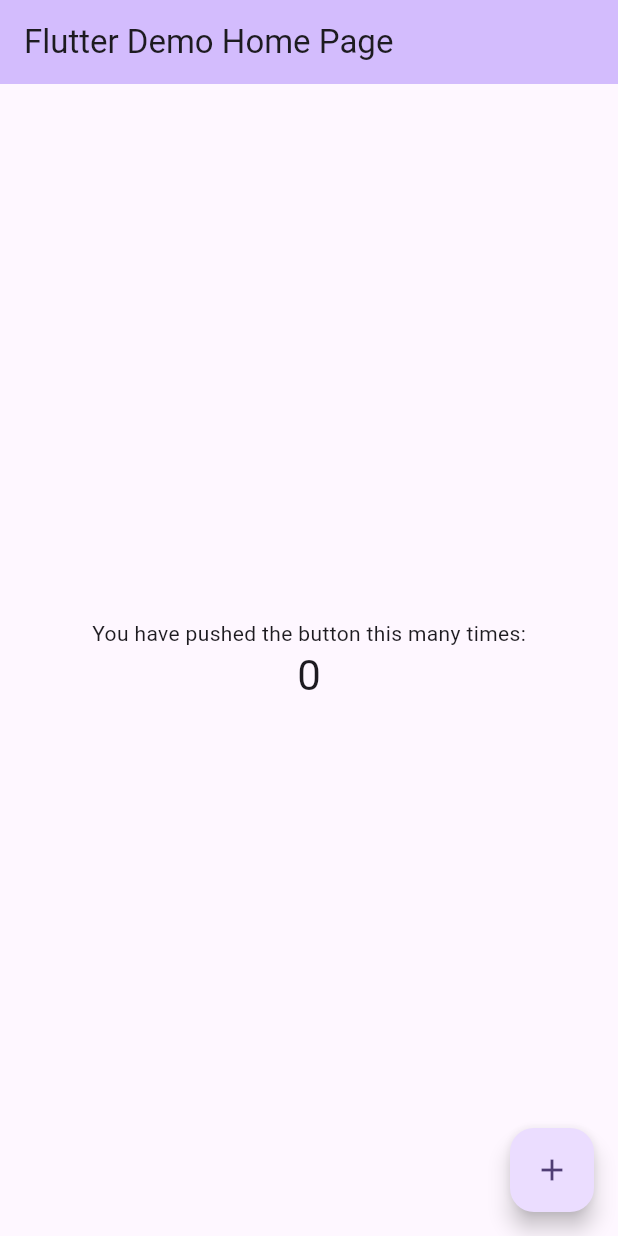
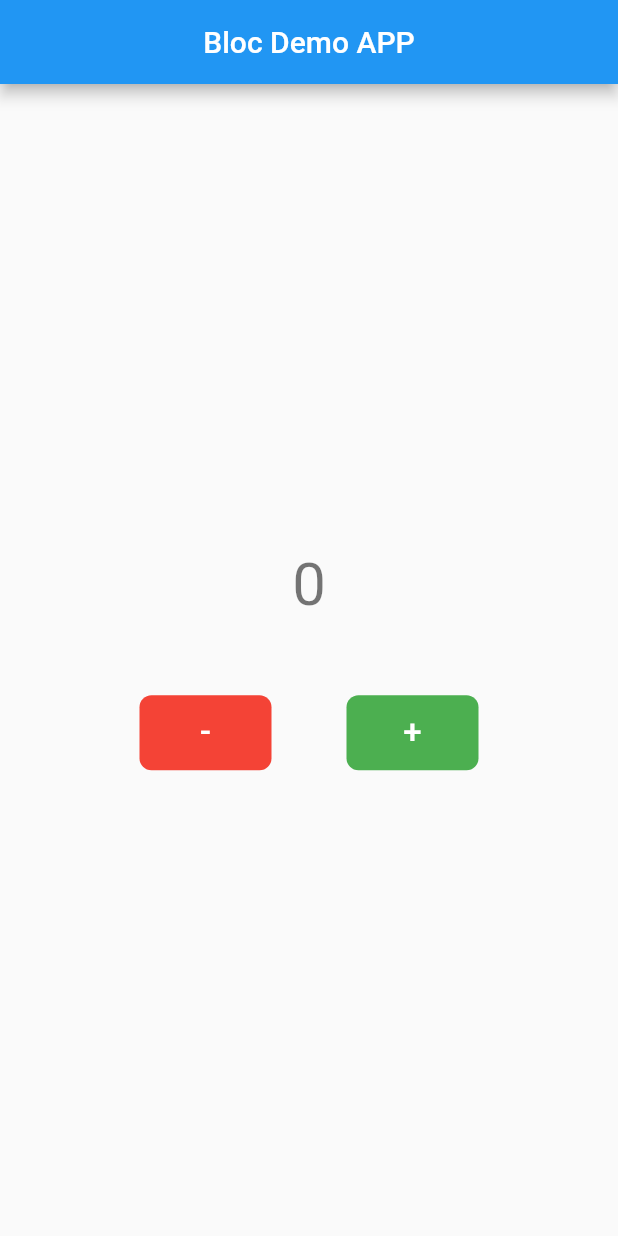
Before and after one commit to adancondori/flutter_tutorial, a Flutter app: the screen it shows after launch, on a phone screen of 412 x 824 dp. Run offline on Flutter 3.47's test engine with Material 2 defaults, Android fonts, the phone set to English and light mode, and no system bars; our stand-ins replace flutter_bloc.

Commit message:
Pattern Bloc example

```diff
--- a/lib/Home.dart
+++ /dev/null
@@ -1,49 +0,0 @@
-import 'package:flutter/material.dart';
-
-class MyHomePage extends StatefulWidget {
-  const MyHomePage({super.key, required this.title});
-
-  final String title;
-
-  @override
-  State<MyHomePage> createState() => _MyHomePageState();
-}
-
-class _MyHomePageState extends State<MyHomePage> {
-  int _counter = 0;
-
-  void _incrementCounter() {
-    setState(() {
-      _counter++;
-    });
-  }
-
-  @override
-  Widget build(BuildContext context) {
-    return Scaffold(
-      appBar: AppBar(
-        backgroundColor: Theme.of(context).colorScheme.inversePrimary,
-        title: Text(widget.title),
-      ),
-      body: Center(
-        child: Column(
-          mainAxisAlignment: MainAxisAlignment.center,
-          children: <Widget>[
-            const Text(
-              'You have pushed the button this many times:',
-            ),
-            Text(
-              '$_counter',
-              style: Theme.of(context).textTheme.headlineMedium,
-            ),
-          ],
-        ),
-      ),
-      floatingActionButton: FloatingActionButton(
-        onPressed: _incrementCounter,
-        tooltip: 'Increment',
-        child: const Icon(Icons.add),
-      ), // This trailing comma makes auto-formatting nicer for build methods.
-    );
-  }
-}
--- /dev/null
+++ b/lib/home/bloc/counter_bloc.dart
@@ -0,0 +1,24 @@
+import 'package:flutter_tutorial/home/bloc/counter_event.dart';
+import 'package:flutter_tutorial/home/bloc/counter_state.dart';
+import 'package:flutter_bloc/flutter_bloc.dart';
+
+class CounterBloc extends Bloc<CounterEvents, CounterStates> {
+  int counter = 0;
+
+  CounterBloc() : super(InitialState()) {
+    on<NumberIncreaseEvent>(onNumberIncrease);
+    on<NumberDecreaseEvent>(onNumberDecrease);
+  }
+
+  void onNumberIncrease(
+      NumberIncreaseEvent event, Emitter<CounterStates> emit) async {
+    counter = counter + 1;
+    emit(UpdateState(counter));
+  }
+
+  void onNumberDecrease(
+      NumberDecreaseEvent event, Emitter<CounterStates> emit) async {
+    counter = counter - 1;
+    emit(UpdateState(counter));
+  }
+}
--- /dev/null
+++ b/lib/home/bloc/counter_event.dart
@@ -0,0 +1,5 @@
+class CounterEvents {}
+
+class NumberIncreaseEvent extends CounterEvents {}
+
+class NumberDecreaseEvent extends CounterEvents {}
--- /dev/null
+++ b/lib/home/bloc/counter_state.dart
@@ -0,0 +1,8 @@
+class CounterStates {}
+
+class InitialState extends CounterStates {}
+
+class UpdateState extends CounterStates {
+  final int counter;
+  UpdateState(this.counter);
+}
--- /dev/null
+++ b/lib/home/ui/Home.dart
@@ -0,0 +1,90 @@
+import 'package:flutter/material.dart';
+import 'package:flutter_tutorial/home/bloc/counter_bloc.dart';
+import 'package:flutter_tutorial/home/bloc/counter_event.dart';
+import 'package:flutter_tutorial/home/bloc/counter_state.dart';
+import 'package:flutter_bloc/flutter_bloc.dart';
+
+class MyHomePage extends StatefulWidget {
+  const MyHomePage({super.key, required this.title});
+
+  final String title;
+
+  @override
+  State<MyHomePage> createState() => _MyHomePageState();
+}
+
+class _MyHomePageState extends State<MyHomePage> {
+  @override
+  Widget build(BuildContext context) {
+    return Scaffold(
+      appBar: AppBar(
+        centerTitle: true,
+        title: const Text("Bloc Demo APP"),
+      ),
+      body: BlocBuilder<CounterBloc, CounterStates>(
+        builder: (context, state) {
+          if (state is InitialState) {
+            return _counter(context, 0);
+          }
+          if (state is UpdateState) {
+            return _counter(context, state.counter);
+          }
+          return Container();
+        },
+      ),
+    );
+  }
+
+  Widget _counter(BuildContext context, int counter) {
+    return Center(
+      child: Column(
+        mainAxisAlignment: MainAxisAlignment.center,
+        children: [
+          Text(
+            counter.toString(),
+            style: Theme.of(context).textTheme.headlineLarge,
+          ),
+          const SizedBox(
+            height: 50,
+          ),
+          Row(
+            mainAxisAlignment: MainAxisAlignment.center,
+            children: [
+              MaterialButton(
+                color: Colors.red,
+                elevation: 0.0,
+                height: 50,
+                shape: const RoundedRectangleBorder(
+                    borderRadius: BorderRadius.all(Radius.circular(8))),
+                child: const Text(
+                  "-",
+                  style: TextStyle(fontSize: 22, color: Colors.white),
+                ),
+                onPressed: () {
+                  context.read<CounterBloc>().add(NumberDecreaseEvent());
+                },
+              ),
+              const SizedBox(
+                width: 50,
+              ),
+              MaterialButton(
+                color: Colors.green,
+                elevation: 0.0,
+                height: 50,
+                shape: const RoundedRectangleBorder(
+                    borderRadius: BorderRadius.all(Radius.circular(8))),
+                child: const Text(
+                  "+",
+                  style: TextStyle(fontSize: 22, color: Colors.white),
+                ),
+                onPressed: () {
+                  context.read<CounterBloc>().add(NumberIncreaseEvent());
+                },
+              ),
+            ],
+          )
+        ],
+      ),
+    );
+  }
+}
--- a/lib/main.dart
+++ b/lib/main.dart
@@ -1,5 +1,7 @@
 import 'package:flutter/material.dart';
-import 'package:flutter_tutorial/Home.dart';
+import 'package:flutter_tutorial/home/ui/Home.dart';
+import 'package:flutter_tutorial/home/bloc/counter_bloc.dart';
+import 'package:flutter_bloc/flutter_bloc.dart';
 
 void main() {
   runApp(const MyApp());
@@ -8,16 +10,19 @@ void main() {
 class MyApp extends StatelessWidget {
   const MyApp({super.key});
 
-  // This widget is the root of your application.
   @override
   Widget build(BuildContext context) {
-    return MaterialApp(
-      title: 'Flutter Demo',
-      theme: ThemeData(
-        colorScheme: ColorScheme.fromSeed(seedColor: Colors.deepPurple),
-        useMaterial3: true,
+    return BlocProvider<CounterBloc>(
+      create: (context) => CounterBloc(),
+      child: MaterialApp(
+        title: 'Flutter Demo',
+        theme: ThemeData(
+          primarySwatch: Colors.blue,
+        ),
+        home: const MyHomePage(
+          title: "Bloc Demo APP",
+        ),
       ),
-      home: const MyHomePage(title: 'Flutter Demo Home Page'),
     );
   }
 }
--- a/pubspec.yaml
+++ b/pubspec.yaml
@@ -34,6 +34,7 @@ dependencies:
   # The following adds the Cupertino Icons font to your application.
   # Use with the CupertinoIcons class for iOS style icons.
   cupertino_icons: ^1.0.2
+  flutter_bloc: 8.1.3
 
 dev_dependencies:
   flutter_test:
@@ -45,7 +46,6 @@ dev_dependencies:
   # package. See that file for information about deactivating specific lint
   # rules and activating additional ones.
   flutter_lints: ^2.0.0
-
 # For information on the generic Dart part of this file, see the
 # following page: https://dart.dev/tools/pub/pubspec
 
```
Also changed, not shown: lib/home/widget/buttons.dart (added), pubspec.lock.
